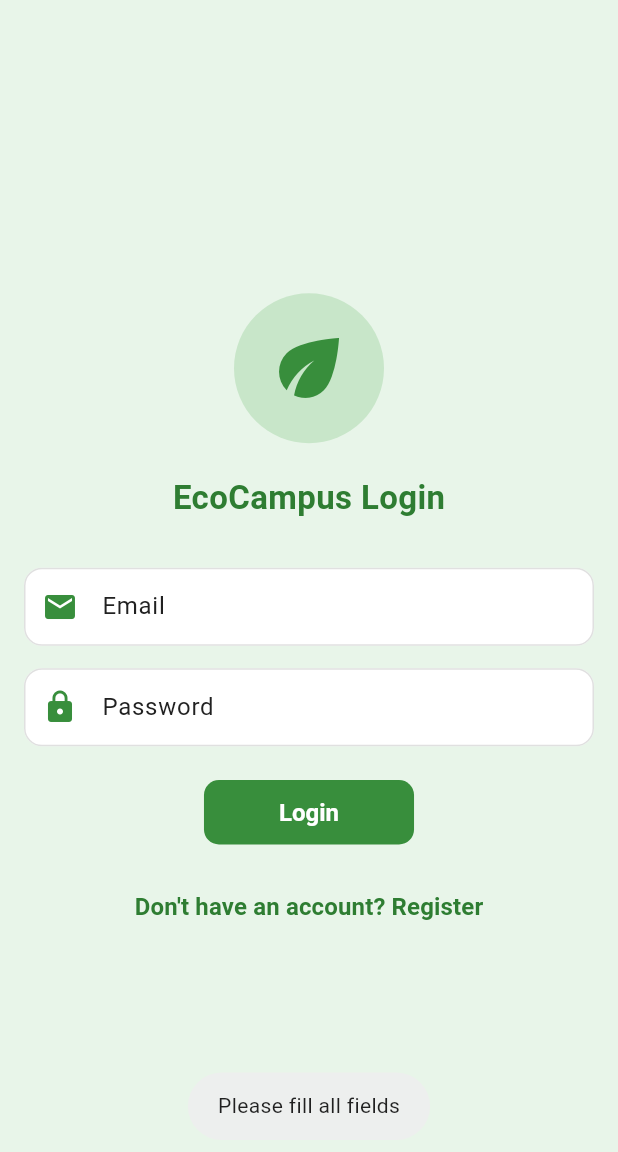
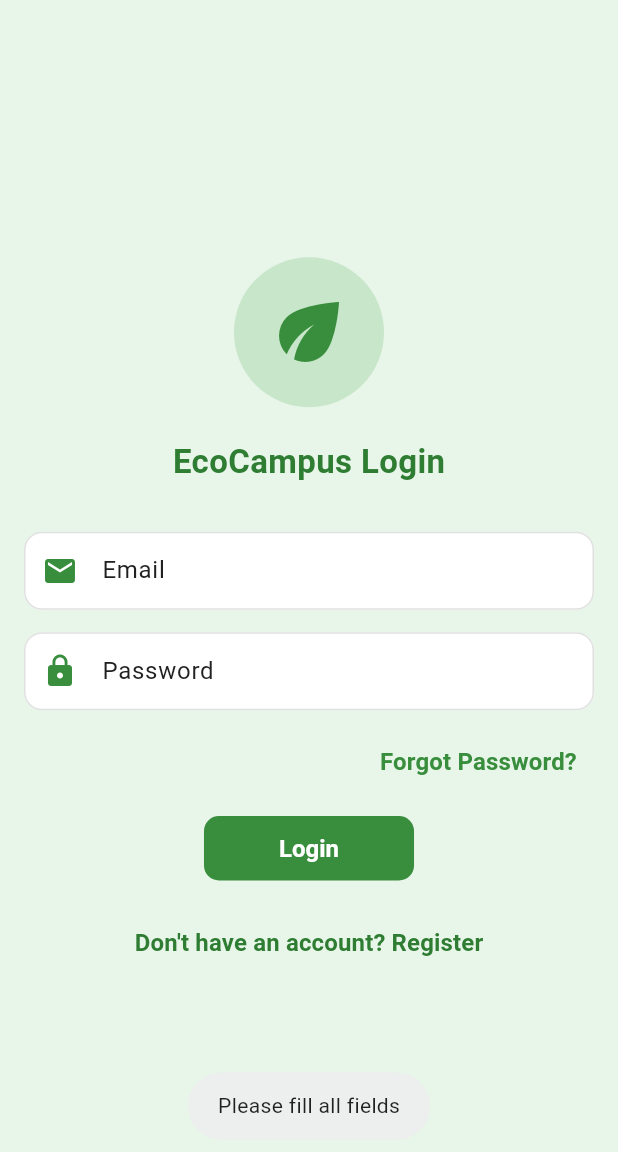
Before and after one commit to open-cmuq/passport-frontend, a Flutter app: the screen it shows after launch, after a tap on "Login", on a phone screen of 412 x 824 dp. Shown: the top 1152 px of the screen. Run offline on Flutter 3.47's test engine with Material 3 defaults, Android fonts, the phone set to English and light mode, and no system bars; our stand-ins replace flutter_dotenv, fluttertoast, shared_preferences.

Commit message:
Improve login add forgot password

```diff
--- a/lib/screens/auth/login_screen.dart
+++ b/lib/screens/auth/login_screen.dart
@@ -1,21 +1,26 @@
+// lib/screens/auth/login_screen.dart
 import 'package:flutter/material.dart';
 import 'package:fluttertoast/fluttertoast.dart';
-import 'package:provider/provider.dart';
 import '../../services/auth_service.dart';
 import 'register_screen.dart';
-import 'otp_screen.dart';
-import '../main_screen.dart';
+import 'forgot_password_screen.dart';
 
-class LoginScreen extends StatelessWidget {
+class LoginScreen extends StatefulWidget {
+  @override
+  _LoginScreenState createState() => _LoginScreenState();
+}
+
+class _LoginScreenState extends State<LoginScreen> {
   final _emailController = TextEditingController();
   final _passwordController = TextEditingController();
+  bool _isLoading = false;
 
   @override
   Widget build(BuildContext context) {
     return Scaffold(
       backgroundColor: Colors.green[50],
       body: Center(
-        child: Padding(
+        child: SingleChildScrollView(
           padding: const EdgeInsets.all(16.0),
           child: Column(
             mainAxisAlignment: MainAxisAlignment.center,
@@ -43,6 +48,7 @@ class LoginScreen extends StatelessWidget {
               SizedBox(height: 30),
               TextField(
                 controller: _emailController,
+                keyboardType: TextInputType.emailAddress,
                 decoration: InputDecoration(
                   labelText: 'Email',
                   prefixIcon: Icon(Icons.email, color: Colors.green[700]),
@@ -67,7 +73,27 @@ class LoginScreen extends StatelessWidget {
                   fillColor: Colors.white,
                 ),
               ),
-              SizedBox(height: 20),
+              SizedBox(height: 10),
+              // Forgot Password Link
+              Align(
+                alignment: Alignment.centerRight,
+                child: TextButton(
+                  onPressed: () => Navigator.push(
+                    context,
+                    MaterialPageRoute(
+                      builder: (context) => ForgotPasswordScreen(),
+                    ),
+                  ),
+                  child: Text(
+                    'Forgot Password?',
+                    style: TextStyle(
+                      color: Colors.green[700],
+                      fontWeight: FontWeight.bold,
+                    ),
+                  ),
+                ),
+              ),
+              SizedBox(height: 10),
               ElevatedButton(
                 style: ElevatedButton.styleFrom(
                   backgroundColor: Colors.green[700],
@@ -76,7 +102,47 @@ class LoginScreen extends StatelessWidget {
                     borderRadius: BorderRadius.circular(10),
                   ),
                 ),
-                onPressed: () async {
+                onPressed: _isLoading ? null : _handleLogin,
+                child: _isLoading
+                    ? SizedBox(
+                        width: 20,
+                        height: 20,
+                        child: CircularProgressIndicator(
+                          color: Colors.white,
+                          strokeWidth: 2,
+                        ),
+                      )
+                    : Text(
+                        'Login',
+                        style: TextStyle(
+                          fontSize: 16,
+                          fontWeight: FontWeight.bold,
+                          color: Colors.white,
+                        ),
+                      ),
+              ),
+              SizedBox(height: 15),
+              TextButton(
+                onPressed: _isLoading
+                    ? null
+                    : () =>
+                        Navigator.pushReplacementNamed(context, '/register'),
+                child: Text(
+                  "Don't have an account? Register",
+                  style: TextStyle(
+                    color: Colors.green[800],
+                    fontWeight: FontWeight.bold,
+                  ),
+                ),
+              ),
+            ],
+          ),
+        ),
+      ),
+    );
+  }
+
+  Future<void> _handleLogin() async {
     final email = _emailController.text.trim();
     final password = _passwordController.text.trim();
 
@@ -85,41 +151,39 @@ class LoginScreen extends StatelessWidget {
       return;
     }
 
+    setState(() => _isLoading = true);
+
+    try {
       final errorMessage = await AuthService.login(email, password);
 
       if (errorMessage == null) {
-                    // Success case
         Navigator.pushReplacementNamed(context, '/home');
       } else {
-                    // Show specific error message from backend
         Fluttertoast.showToast(
           msg: errorMessage,
           toastLength: Toast.LENGTH_LONG,
           gravity: ToastGravity.BOTTOM,
           backgroundColor: Colors.red,
-                      textColor: Colors.white
+          textColor: Colors.white,
         );
-                    // Clear password field on error
         _passwordController.clear();
       }
-                },
-                child: Text(
-                  'Login',
-                  style: TextStyle(fontSize: 16, fontWeight: FontWeight.bold, color: Colors.white),
-                ),
-              ),
-              SizedBox(height: 15),
-              TextButton(
-                onPressed: () => Navigator.pushReplacementNamed(context, '/register'),
-                child: Text(
-                  "Don't have an account? Register",
-                  style: TextStyle(color: Colors.green[800], fontWeight: FontWeight.bold),
-                ),
-              ),
-            ],
-          ),
-        ),
-      ),
+    } catch (e) {
+      Fluttertoast.showToast(
+        msg: 'Login failed. Please try again.',
+        toastLength: Toast.LENGTH_LONG,
       );
+    } finally {
+      if (mounted) {
+        setState(() => _isLoading = false);
       }
     }
+  }
+
+  @override
+  void dispose() {
+    _emailController.dispose();
+    _passwordController.dispose();
+    super.dispose();
+  }
+}
```
Lines whose indentation alone changed are shown as unchanged.
